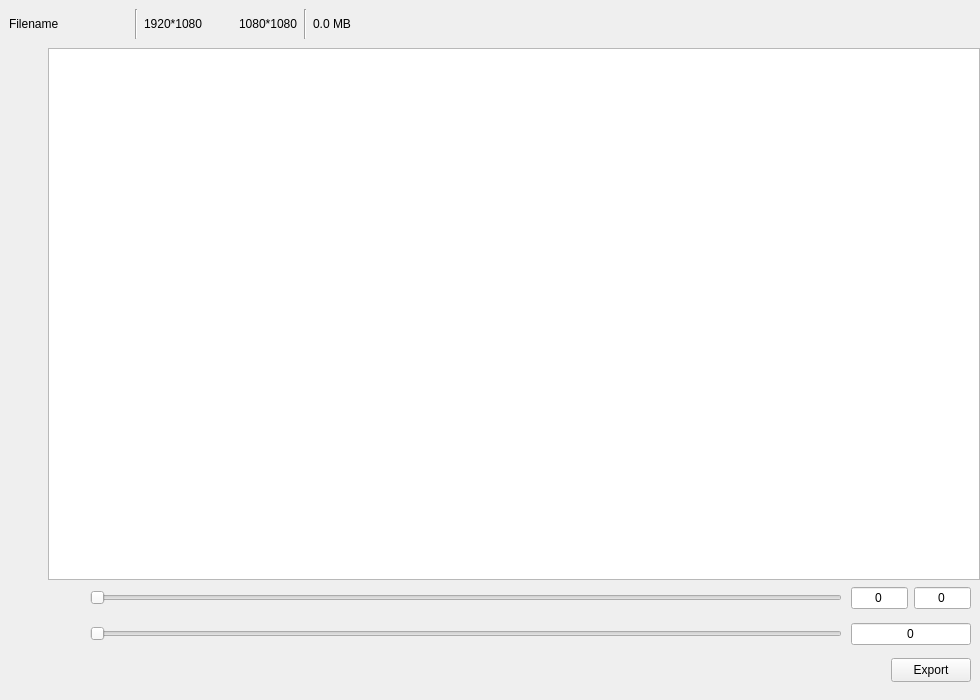
Above: frontend/src/main_widget.ui from JaderoChan/ContentAwareImageCrop before the change. Below: the same form after it.
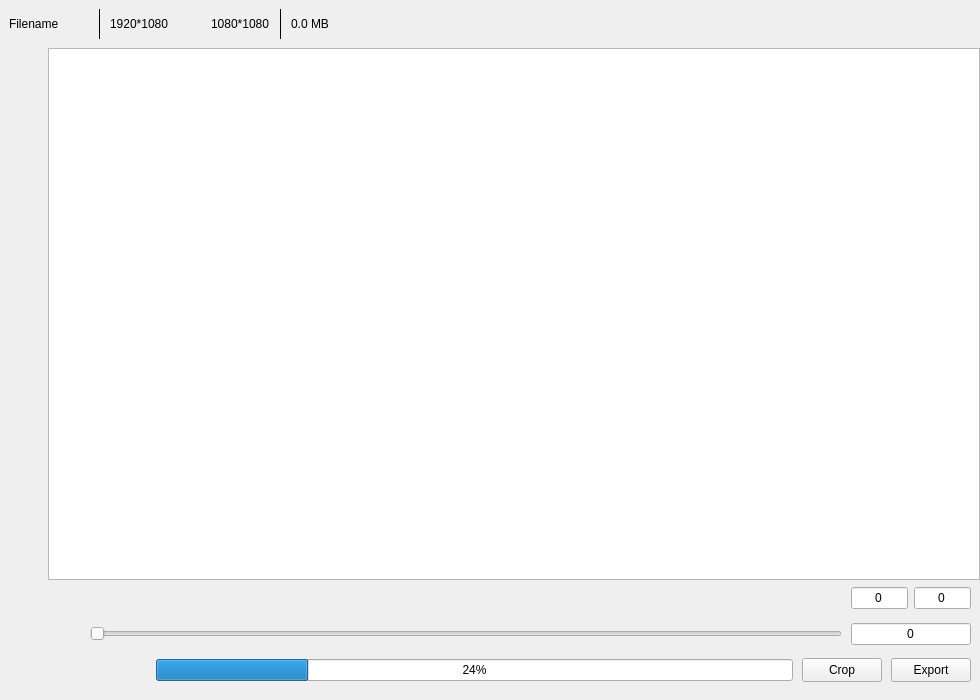
That is the form after the change. Icons and pictures are not drawn. Custom widgets are drawn as their Qt base class.

Commit message: Finish base framwork of MainWidget

Diff of the .ui file:
```diff
--- a/frontend/src/main_widget.ui
+++ b/frontend/src/main_widget.ui
@@ -49,20 +49,17 @@
       </size>
      </property>
      <layout class="QHBoxLayout" name="horizontalLayout_2">
+      <property name="spacing">
+       <number>9</number>
+      </property>
       <item>
        <widget class="QLabel" name="filenameLabel">
         <property name="minimumSize">
          <size>
-          <width>120</width>
+          <width>80</width>
           <height>0</height>
          </size>
         </property>
-        <property name="maximumSize">
-         <size>
-          <width>120</width>
-          <height>16777215</height>
-         </size>
-        </property>
         <property name="text">
          <string>Filename</string>
         </property>
@@ -70,6 +67,9 @@
       </item>
       <item>
        <widget class="Line" name="line">
+        <property name="frameShadow">
+         <enum>QFrame::Plain</enum>
+        </property>
         <property name="orientation">
          <enum>Qt::Vertical</enum>
         </property>
@@ -116,6 +116,9 @@
       </item>
       <item>
        <widget class="Line" name="line_2">
+        <property name="frameShadow">
+         <enum>QFrame::Plain</enum>
+        </property>
         <property name="orientation">
          <enum>Qt::Vertical</enum>
         </property>
@@ -456,9 +459,12 @@
                 </widget>
                </item>
                <item>
-                <widget class="QSlider" name="rangeSlider">
-                 <property name="orientation">
-                  <enum>Qt::Horizontal</enum>
+                <widget class="QRangeSlider" name="rangeSlider" native="true">
+                 <property name="sizePolicy">
+                  <sizepolicy hsizetype="Expanding" vsizetype="Preferred">
+                   <horstretch>0</horstretch>
+                   <verstretch>0</verstretch>
+                  </sizepolicy>
                  </property>
                 </widget>
                </item>
@@ -748,17 +754,54 @@
                 </widget>
                </item>
                <item>
-                <spacer name="horizontalSpacer_2">
-                 <property name="orientation">
-                  <enum>Qt::Horizontal</enum>
+                <widget class="QWidget" name="widget_8" native="true">
+                 <property name="sizePolicy">
+                  <sizepolicy hsizetype="Expanding" vsizetype="Preferred">
+                   <horstretch>0</horstretch>
+                   <verstretch>0</verstretch>
+                  </sizepolicy>
                  </property>
-                 <property name="sizeHint" stdset="0">
-                  <size>
-                   <width>727</width>
-                   <height>19</height>
-                  </size>
+                 <layout class="QHBoxLayout" name="horizontalLayout_8">
+                  <property name="spacing">
+                   <number>0</number>
+                  </property>
+                  <property name="leftMargin">
+                   <number>0</number>
+                  </property>
+                  <property name="topMargin">
+                   <number>0</number>
+                  </property>
+                  <property name="rightMargin">
+                   <number>0</number>
+                  </property>
+                  <property name="bottomMargin">
+                   <number>0</number>
+                  </property>
+                  <item>
+                   <widget class="QProgressBar" name="progressBar">
+                    <property name="value">
+                     <number>24</number>
+                    </property>
+                    <property name="alignment">
+                     <set>Qt::AlignCenter</set>
+                    </property>
+                   </widget>
+                  </item>
+                 </layout>
+                </widget>
+               </item>
+               <item>
+                <widget class="QPushButton" name="cropButton">
+                 <property name="sizePolicy">
+                  <sizepolicy hsizetype="Minimum" vsizetype="Preferred">
+                   <horstretch>0</horstretch>
+                   <verstretch>0</verstretch>
+                  </sizepolicy>
                  </property>
-                </spacer>
+                 <property name="text">
+                  <string>Crop</string>
+                 </property>
+                </widget>
                </item>
                <item>
                 <widget class="QPushButton" name="exportButton">
@@ -787,6 +830,14 @@
    </item>
   </layout>
  </widget>
+ <customwidgets>
+  <customwidget>
+   <class>QRangeSlider</class>
+   <extends>QWidget</extends>
+   <header location="global">QRangeSlider.hpp</header>
+   <container>1</container>
+  </customwidget>
+ </customwidgets>
  <resources>
   <include location="../resources/app.qrc"/>
  </resources>
```
Left out of the diff: 4 changed lines with no effect on the pictures. The commit also changes 2 other files.
